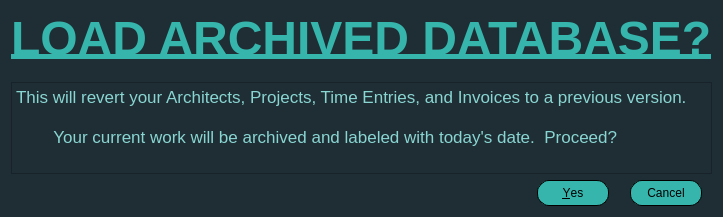
Old version of the form src/ui/LoadDatabaseWarning.ui in the repository CanMatthewCode/ArchitectsLog.
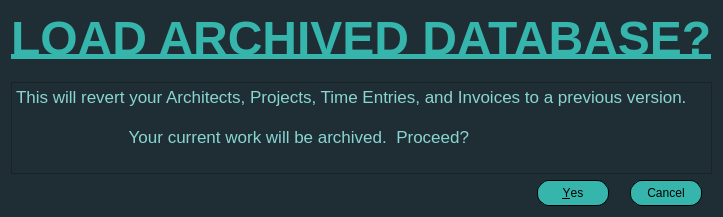
New version of the form.

Commit message: add load_database function to rename existing database with archive naming convention, rename loaded database to 	current database naming convention, restart program with new loaded database; modify new_database function to remove ‘demo_ArchitectsLog.db’ when user creates first new database in architectsLog_utils.py

What changed in the file:
```diff
--- a/src/ui/LoadDatabaseWarning.ui
+++ b/src/ui/LoadDatabaseWarning.ui
@@ -77,7 +77,7 @@
 &lt;/style&gt;&lt;/head&gt;&lt;body style=&quot; font-family:'.AppleSystemUIFont'; font-size:13pt; font-weight:400; font-style:normal;&quot;&gt;
 &lt;p style=&quot; margin-top:0px; margin-bottom:0px; margin-left:0px; margin-right:0px; -qt-block-indent:0; text-indent:0px;&quot;&gt;This will revert your Architects, Projects, Time Entries, and Invoices to a previous version.  &lt;/p&gt;
 &lt;p style=&quot;-qt-paragraph-type:empty; margin-top:0px; margin-bottom:0px; margin-left:0px; margin-right:0px; -qt-block-indent:0; text-indent:0px;&quot;&gt;&lt;br /&gt;&lt;/p&gt;
-&lt;p style=&quot; margin-top:0px; margin-bottom:0px; margin-left:0px; margin-right:0px; -qt-block-indent:0; text-indent:0px;&quot;&gt;        Your current work will be archived and labeled with today's date.  Proceed?&lt;/p&gt;&lt;/body&gt;&lt;/html&gt;</string>
+&lt;p style=&quot; margin-top:0px; margin-bottom:0px; margin-left:0px; margin-right:0px; -qt-block-indent:0; text-indent:0px;&quot;&gt;	       Your current work will be archived.  Proceed?&lt;/p&gt;&lt;/body&gt;&lt;/html&gt;</string>
      </property>
     </widget>
    </item>
```
Left out of the diff: 8 changed lines with no effect on the pictures. The commit also changes 2 other files.
